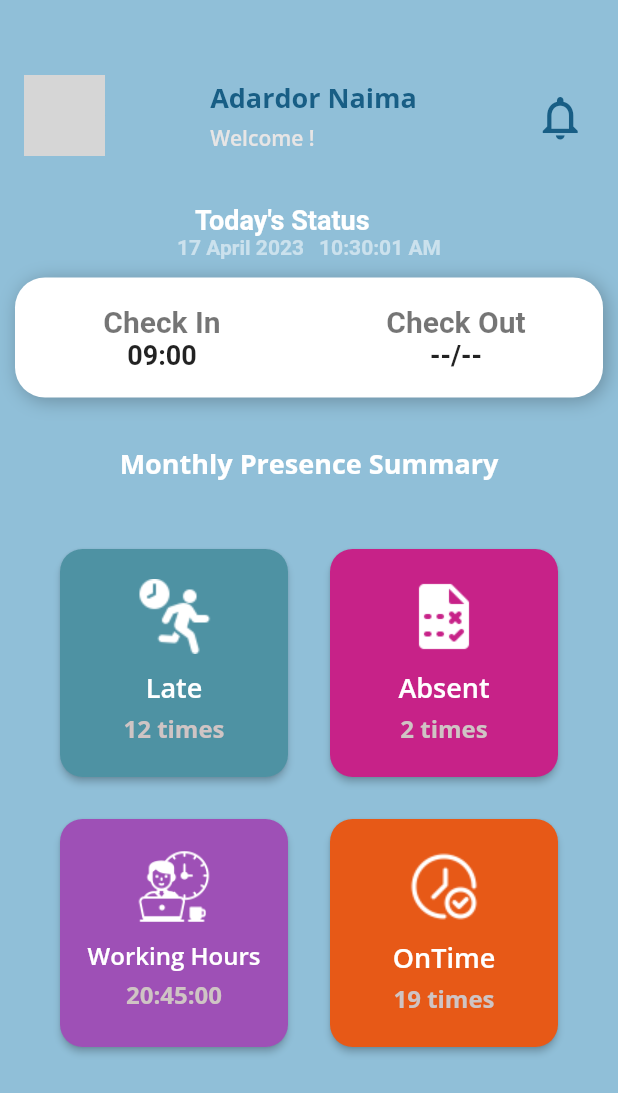
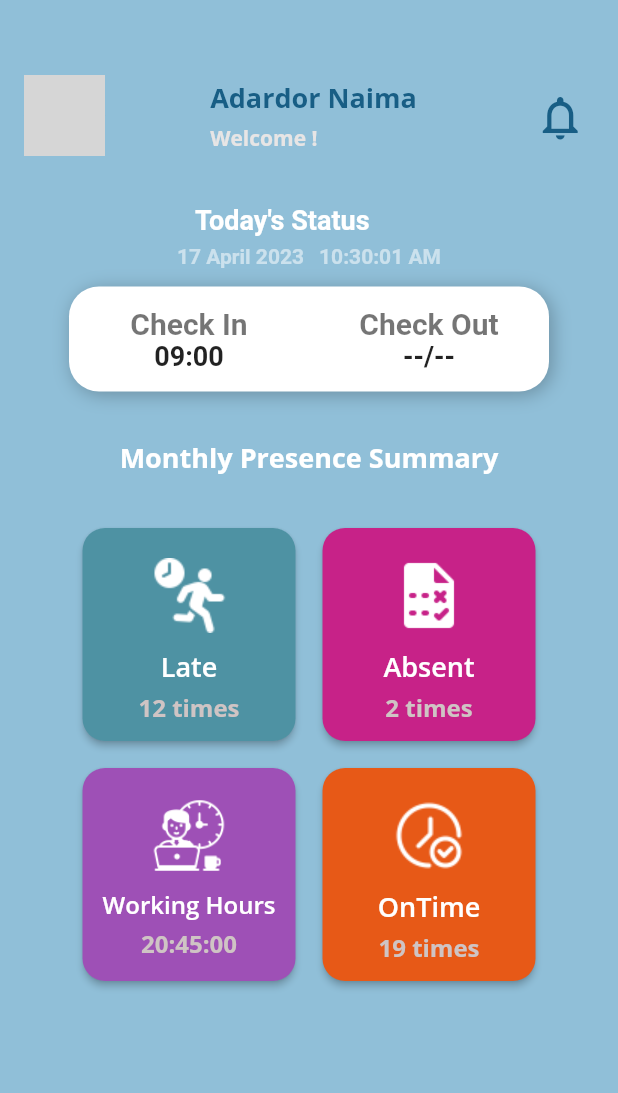
Before and after one commit to naima-adardor/AttendMe, a Flutter app: the HomeScreen screen opened directly, on a phone screen of 412 x 824 dp. Shown: the top 1093 px of the screen. Run offline on Flutter 3.47's test engine with Material 2 defaults, Android fonts, the phone set to English and light mode, and no system bars; our stand-ins replace fluentui_icons, gap, google_fonts, introduction_screen, shared_preferences; accounts and stored records are empty; Roboto replaces fonts that are missing (NexaBold, NexaRegular); grey boxes are pictures that could not be loaded.

Commit message:
fix somme ui problems in home page

```diff
--- a/lib/Screens/home_page.dart
+++ b/lib/Screens/home_page.dart
@@ -1,5 +1,4 @@
 import 'package:attend_me/Screens/history_page.dart';
-import 'package:attend_me/constants/colors.dart';
 import 'package:flutter/material.dart';
 import 'package:gap/gap.dart';
 import 'package:google_fonts/google_fonts.dart';
@@ -16,126 +15,103 @@ class _HomeScreenState extends State<HomeScreen> {
   @override
   Widget build(BuildContext context) {
     return Scaffold(
-
-
-
       backgroundColor: const Color.fromARGB(255, 144, 191, 216),
-      body:SingleChildScrollView(
-        child:Column(
+      body: SingleChildScrollView(
+        child: Column(
           children: <Widget>[
-          SizedBox(
+            const SizedBox(
               height: 50,
             ),
             Padding(
-            padding: EdgeInsets.only(left: 16, right: 16),
-
+              padding: const EdgeInsets.only(left: 16, right: 16),
               child: Row(
                 mainAxisAlignment: MainAxisAlignment.spaceBetween,
-
                 children: <Widget>[
-
-                CircleAvatar(
-
+                  const CircleAvatar(
                     radius: 27,
                     backgroundImage: AssetImage('assets/profile.jpg'),
-
-
                   ),
                   Column(
                     crossAxisAlignment: CrossAxisAlignment.start,
                     children: <Widget>[
-
                       Text(
                         "Adardor Naima",
                         style: GoogleFonts.openSans(
-                          textStyle: TextStyle(
+                            textStyle: const TextStyle(
                                 color: Color.fromARGB(255, 24, 94, 133),
                                 fontSize: 18,
                                 fontWeight: FontWeight.bold)),
                       ),
-                    SizedBox(
+                      const SizedBox(
                         height: 4,
                       ),
                       Text(
                         "Welcome !",
                         style: GoogleFonts.openSans(
-                          textStyle: TextStyle(
+                            textStyle: const TextStyle(
                                 color: Color.fromARGB(255, 231, 229, 229),
                                 fontSize: 14,
-                              fontWeight: FontWeight.w600)),
+                                fontWeight: FontWeight.w700)),
                       ),
                     ],
                   ),
                   IconButton(
                     alignment: Alignment.topCenter,
-                  icon:
-                  Icon(Icons.notifications_none,
+                    icon: const Icon(
+                      Icons.notifications_none,
                       color: Color.fromARGB(255, 24, 94, 133),
                       size: 35,
-
                     ),
-                  onPressed: (
-     ) {
+                    onPressed: () {
                       // Navigator.push(
                       //   context,
                       //   MaterialPageRoute(
                       //     builder: (context) => NotificationScreen(),
                       //   ),
                       // );
-
-
                     },
                   )
                 ],
               ),
             ),
-
-
             Container(
               alignment: Alignment.centerLeft,
-              margin: const EdgeInsets.only(top: 32,left:130),
-              child: Text(
+              margin: const EdgeInsets.only(top: 32, left: 130),
+              child: const Text(
                 "Today's Status",
-
                 style: TextStyle(
                   fontFamily: "NexaBold",
                   fontSize: 18,
                   color: Colors.white,
                   fontWeight: FontWeight.bold,
-
-
                 ),
-
               ),
-
             ),
-
             Center(
               child: Container(
-
                 child: Row(
                   mainAxisAlignment: MainAxisAlignment.center,
                   crossAxisAlignment: CrossAxisAlignment.center,
                   children: [
                     Column(
                       children: [
+                        const Gap(6),
                         Container(
                             alignment: Alignment.center,
                             child: RichText(
                               text: TextSpan(
                                 text: DateTime.now().day.toString(),
-                                    style: TextStyle(
-                                      color:Color.fromARGB(135, 255, 255, 255),
-                                      fontSize:  14,
+                                style: const TextStyle(
+                                  color: Color.fromARGB(135, 255, 255, 255),
+                                  fontSize: 14,
                                   fontFamily: "NexaBold",
                                   fontWeight: FontWeight.bold,
-
                                 ),
-
                                 children: [
                                   TextSpan(
-                                        text: DateFormat(' MMMM yyyy').format(DateTime.now()),
-                                        style: TextStyle(
+                                    text: DateFormat(' MMMM yyyy')
+                                        .format(DateTime.now()),
+                                    style: const TextStyle(
                                       color: Color.fromARGB(135, 255, 255, 255),
                                       fontSize: 14,
                                       fontFamily: "NexaBold",
@@ -144,14 +120,13 @@ class _HomeScreenState extends State<HomeScreen> {
                                   ),
                                 ],
                               ),
-                                         )
-                                       ),
+                            )),
                       ],
                     ),
-                 SizedBox(width:10),
-
+                    const SizedBox(width: 10),
                     Column(
                       children: [
+                        const Gap(6),
                         StreamBuilder(
                           stream: Stream.periodic(const Duration(seconds: 1)),
                           builder: (context, snapshot) {
@@ -159,16 +134,15 @@ class _HomeScreenState extends State<HomeScreen> {
                               alignment: Alignment.center,
                               child: Text(
                                 DateFormat('hh:mm:ss a').format(DateTime.now()),
-                            style: TextStyle(
+                                style: const TextStyle(
                                   fontFamily: "NexaRegular",
-                              fontSize:  14,
+                                  fontSize: 14,
                                   color: Color.fromARGB(135, 255, 255, 255),
                                   fontWeight: FontWeight.bold,
                                 ),
                               ),
                             );
                           },
-
                         ),
                       ],
                     ),
@@ -176,11 +150,11 @@ class _HomeScreenState extends State<HomeScreen> {
                 ),
               ),
             ),
-
             Container(
-              margin: const EdgeInsets.only(top: 12, bottom: 32,left: 10,right: 10),
-              height: 80,
-
+              margin: const EdgeInsets.only(
+                  top: 12, bottom: 32, left: 10, right: 10),
+              height: 70,
+              width: 320,
               decoration: const BoxDecoration(
                 color: Colors.white,
                 boxShadow: [
@@ -192,22 +166,15 @@ class _HomeScreenState extends State<HomeScreen> {
                 ],
                 borderRadius: BorderRadius.all(Radius.circular(20)),
               ),
-
-
-
-
-
               child: Row(
                 mainAxisAlignment: MainAxisAlignment.center,
                 crossAxisAlignment: CrossAxisAlignment.center,
                 children: [
-
-
                   Expanded(
                     child: Column(
                       mainAxisAlignment: MainAxisAlignment.center,
                       crossAxisAlignment: CrossAxisAlignment.center,
-                      children: [
+                      children: const [
                         Text(
                           "Check In",
                           style: TextStyle(
@@ -216,13 +183,12 @@ class _HomeScreenState extends State<HomeScreen> {
                             color: Colors.black54,
                             fontWeight: FontWeight.bold,
                           ),
-
                         ),
                         Text(
                           "09:00",
                           style: TextStyle(
                             fontFamily: "NexaBold",
-                            fontSize:  18,
+                            fontSize: 18,
                             fontWeight: FontWeight.bold,
                           ),
                         ),
@@ -233,7 +199,7 @@ class _HomeScreenState extends State<HomeScreen> {
                     child: Column(
                       mainAxisAlignment: MainAxisAlignment.center,
                       crossAxisAlignment: CrossAxisAlignment.center,
-                      children: [
+                      children: const [
                         Text(
                           "Check Out",
                           style: TextStyle(
@@ -247,7 +213,7 @@ class _HomeScreenState extends State<HomeScreen> {
                           "--/--",
                           style: TextStyle(
                             fontFamily: "NexaBold",
-                            fontSize:  18,
+                            fontSize: 18,
                             fontWeight: FontWeight.bold,
                           ),
                         ),
@@ -257,33 +223,26 @@ class _HomeScreenState extends State<HomeScreen> {
                 ],
               ),
             ),
-
             Text(
               "Monthly Presence Summary",
               style: GoogleFonts.openSans(
-                          textStyle: TextStyle(
+                  textStyle: const TextStyle(
                       color: Color.fromARGB(255, 255, 255, 255),
                       fontSize: 18,
                       fontWeight: FontWeight.bold)),
             ),
+            const SizedBox(
+              height: 30,
+            ),
+            Wrap(
+              spacing: 10.0,
+              runSpacing: 10.0,
+              children: [
                 SizedBox(
-            height: 40,
-          ),
-
-        Wrap(spacing: 20.0,
-        runSpacing: 20.0,
-        children:[
-           SizedBox(
-              height: 160,
-              width: 160,
-
-
-
+                  height: 150,
+                  width: 150,
                   child: Card(
-
-
-
-              color:Color.fromARGB(255, 78, 146, 163),
+                    color: const Color.fromARGB(255, 78, 146, 163),
                     elevation: 2,
                     shape: RoundedRectangleBorder(
                       borderRadius: BorderRadius.circular(15.0),
@@ -292,61 +251,53 @@ class _HomeScreenState extends State<HomeScreen> {
                       onTap: () {
                         Navigator.push(
                           context,
-              MaterialPageRoute(builder: (context) => HistoryPage()),
+                          MaterialPageRoute(
+                              builder: (context) => const HistoryPage()),
                         );
                       },
                       child: Center(
-                child:Padding(
+                        child: Padding(
                           padding: const EdgeInsets.all(8.0),
                           child: Column(
-
                             children: [
-                      Gap(12),
+                              const Gap(12),
                               Image.asset("assets/late.png"),
-                      SizedBox(
+                              const SizedBox(
                                 height: 10,
                               ),
                               Text(
                                 "Late",
                                 style: GoogleFonts.openSans(
-                            textStyle: TextStyle(
+                                  textStyle: const TextStyle(
                                       color: Color.fromARGB(255, 255, 255, 255),
                                       fontSize: 18,
-                                fontWeight: FontWeight.w600)),
+                                      fontWeight: FontWeight.w600),
                                 ),
-                      SizedBox(
+                              ),
+                              const SizedBox(
                                 height: 4,
                               ),
                               Text(
                                 "12 times",
                                 style: GoogleFonts.openSans(
-                            textStyle: TextStyle(
+                                  textStyle: const TextStyle(
                                       color: Color.fromARGB(255, 207, 196, 196),
                                       fontSize: 16,
-                                fontWeight: FontWeight.bold)),
+                                      fontWeight: FontWeight.bold),
+                                ),
                               ),
                             ],
                           ),
-
-                )
-
-
-            )
                         ),
                       ),
                     ),
-
+                  ),
+                ),
                 SizedBox(
-              height: 160,
-              width: 160,
-
-
-
+                  height: 150,
+                  width: 150,
                   child: Card(
-
-
-
-              color:Color.fromARGB(255, 199, 34, 136),
+                    color: const Color.fromARGB(255, 199, 34, 136),
                     elevation: 2,
                     shape: RoundedRectangleBorder(
                       borderRadius: BorderRadius.circular(15.0),
@@ -355,61 +306,57 @@ class _HomeScreenState extends State<HomeScreen> {
                       onTap: () {
                         Navigator.push(
                           context,
-              MaterialPageRoute(builder: (context) => HistoryPage()),
+                          MaterialPageRoute(
+                              builder: (context) => const HistoryPage()),
                         );
                       },
                       child: Center(
-                child:Padding(
+                        child: Padding(
                           padding: const EdgeInsets.all(8.0),
                           child: Column(
-
                             children: [
-                     Gap(12),
-                      Image.asset("assets/Absent.png",height: 50,width: 50,),
-
-                      SizedBox(
+                              const Gap(12),
+                              Image.asset(
+                                "assets/Absent.png",
+                                height: 50,
+                                width: 50,
+                              ),
+                              const SizedBox(
                                 height: 10,
                               ),
                               Text(
                                 "Absent",
                                 style: GoogleFonts.openSans(
-                            textStyle: TextStyle(
+                                  textStyle: const TextStyle(
                                       color: Color.fromARGB(255, 255, 255, 255),
                                       fontSize: 18,
-                                fontWeight: FontWeight.w600)),
+                                      fontWeight: FontWeight.w600),
                                 ),
-                      SizedBox(
+                              ),
+                              const SizedBox(
                                 height: 4,
                               ),
                               Text(
                                 "2 times",
                                 style: GoogleFonts.openSans(
-                            textStyle: TextStyle(
+                                  textStyle: const TextStyle(
                                       color: Color.fromARGB(255, 207, 196, 196),
                                       fontSize: 16,
-                                fontWeight: FontWeight.bold)),
+                                      fontWeight: FontWeight.bold),
+                                ),
                               ),
                             ],
                           ),
-
-                )
-
-
-            )
+                        ),
+                      ),
                     ),
                   ),
                 ),
                 SizedBox(
-              height: 160,
-              width: 160,
-
-
-
+                  height: 150,
+                  width: 150,
                   child: Card(
-
-
-
-              color:Color.fromARGB(255, 158, 80, 182),
+                    color: const Color.fromARGB(255, 158, 80, 182),
                     elevation: 2,
                     shape: RoundedRectangleBorder(
                       borderRadius: BorderRadius.circular(15.0),
@@ -418,112 +365,111 @@ class _HomeScreenState extends State<HomeScreen> {
                       onTap: () {
                         Navigator.push(
                           context,
-              MaterialPageRoute(builder: (context) => HistoryPage()),
+                          MaterialPageRoute(
+                            builder: (context) => const HistoryPage(),
+                          ),
                         );
                       },
                       child: Center(
-                child:Padding(
+                        child: Padding(
                           padding: const EdgeInsets.all(8.0),
                           child: Column(
-
                             children: [
-                      Gap(12),
-                      Image.asset("assets/WorkingHours.png",height: 50,width: 50,),
-                      SizedBox(
+                              const Gap(12),
+                              Image.asset(
+                                "assets/WorkingHours.png",
+                                height: 50,
+                                width: 50,
+                              ),
+                              const SizedBox(
                                 height: 10,
                               ),
                               Text(
                                 "Working Hours",
                                 style: GoogleFonts.openSans(
-                            textStyle: TextStyle(
+                                  textStyle: const TextStyle(
                                       color: Color.fromARGB(255, 255, 255, 255),
                                       fontSize: 16,
-                                fontWeight: FontWeight.w600)),
+                                      fontWeight: FontWeight.w600),
                                 ),
-                      SizedBox(
+                              ),
+                              const SizedBox(
                                 height: 4,
                               ),
                               Text(
                                 "20:45:00",
                                 style: GoogleFonts.openSans(
-                            textStyle: TextStyle(
+                                  textStyle: const TextStyle(
                                       color: Color.fromARGB(255, 207, 196, 196),
                                       fontSize: 16,
-                                fontWeight: FontWeight.bold)),
+                                      fontWeight: FontWeight.bold),
+                                ),
                               ),
                             ],
                           ),
-
-                )
-
-
-            )
+                        ),
+                      ),
                     ),
                   ),
                 ),
                 SizedBox(
-              height: 160,
-              width: 160,
-
-
-
+                  height: 150,
+                  width: 150,
                   child: Card(
-
-
-
-              color:Color.fromARGB(255, 231, 89, 23),
+                    color: const Color.fromARGB(255, 231, 89, 23),
                     elevation: 2,
                     shape: RoundedRectangleBorder(
                       borderRadius: BorderRadius.circular(15.0),
                     ),
                     child: Center(
-                child:Padding(
+                      child: Padding(
                         padding: const EdgeInsets.all(8.0),
                         child: Column(
-
                           children: [
-                        Gap(12),
-                      Image.asset("assets/OnTime.png",height: 50,width: 50,),
-                      SizedBox(
+                            const Gap(12),
+                            Image.asset(
+                              "assets/OnTime.png",
+                              height: 50,
+                              width: 50,
+                            ),
+                            const SizedBox(
                               height: 10,
                             ),
                             Text(
                               "OnTime",
                               style: GoogleFonts.openSans(
-                            textStyle: TextStyle(
+                                textStyle: const TextStyle(
                                     color: Color.fromARGB(255, 255, 255, 255),
                                     fontSize: 18,
-                                fontWeight: FontWeight.w600)),
+                                    fontWeight: FontWeight.w600),
                               ),
-                      SizedBox(
+                            ),
+                            const SizedBox(
                               height: 4,
                             ),
                             Text(
                               "19 times",
                               style: GoogleFonts.openSans(
-                            textStyle: TextStyle(
+                                textStyle: const TextStyle(
                                     color: Color.fromARGB(255, 207, 196, 196),
                                     fontSize: 16,
-                                fontWeight: FontWeight.bold)),
+                                    fontWeight: FontWeight.bold),
+                              ),
                             ),
                           ],
                         ),
-
-                )
-
-
-            )
                       ),
                     ),
-        // const Gap(30),
-        ]
-
-        )
-
+                  ),
+                ),
               ],
-
-      ),)
-
+            ),
+            const SizedBox(
+              height: 40,
+            ),
+          ],
+        ),
+      ),
     );
   }
 }
```
Lines whose indentation alone changed are shown as unchanged.
